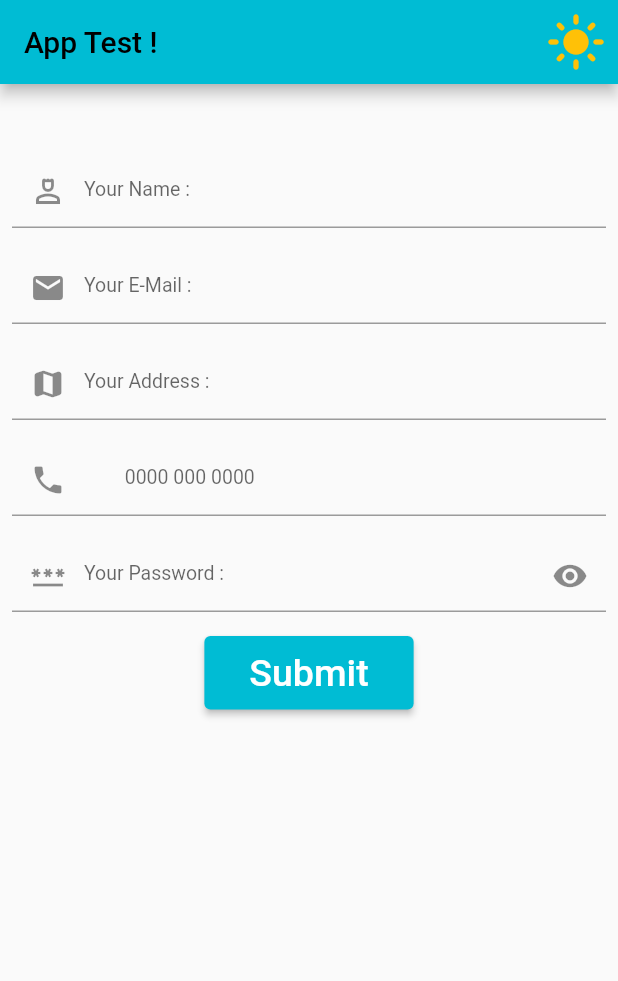
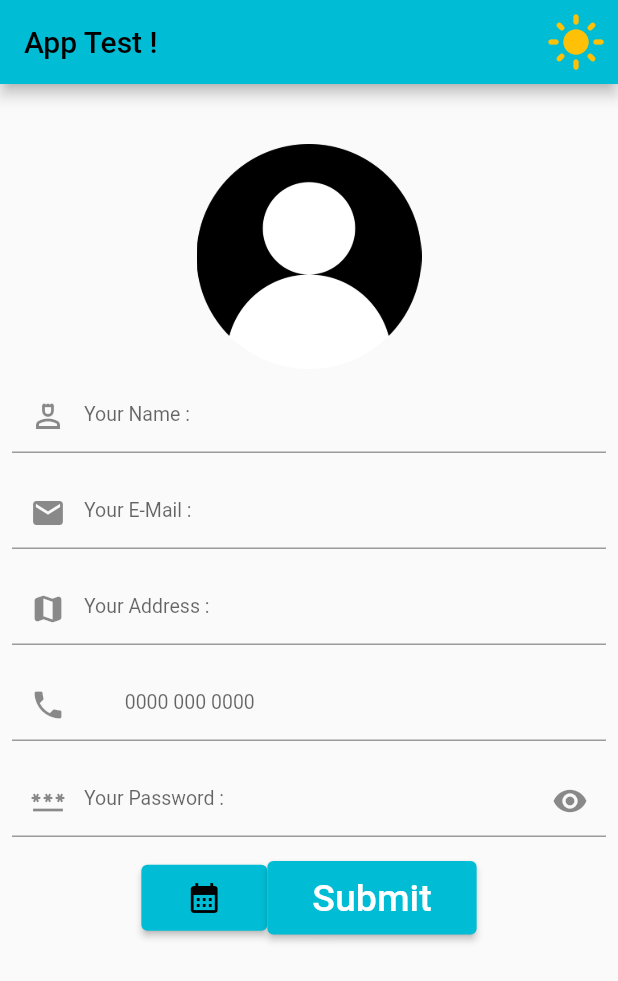
Before and after one commit to abdullah0707/Flutter-Form, a Flutter app: the screen it shows after launch, on a phone screen of 412 x 824 dp. Shown: the top 981 px of the screen. Run offline on Flutter 3.47's test engine with Material 2 defaults, Android fonts, the phone set to English and light mode, and no system bars.

Commit message:
Add Button Form Date

```diff
--- a/lib/main.dart
+++ b/lib/main.dart
@@ -1,3 +1,4 @@
+import 'package:flutter/foundation.dart';
 import 'package:flutter/material.dart';
 
 void main() => runApp(const MyApp());
@@ -27,6 +28,25 @@ class _MyHomePageState extends State<MyHomePage> {
   var textColorBtn = Colors.white;
   var myControllaer = TextEditingController();
   var dataInput = 'name';
+
+  void _datePicker() {
+    showDatePicker(
+      context: context,
+      initialDate: DateTime.now(),
+      firstDate: DateTime(1990),
+      lastDate: DateTime.now(),
+    ).then((value) {
+      if (value != null) {
+        if (kDebugMode) {
+          print(value);
+          print(value);
+        }
+      } else {
+        return;
+      }
+    });
+  }
+
   @override
   Widget build(BuildContext context) => MaterialApp(
         debugShowCheckedModeBanner: false,
@@ -66,6 +86,14 @@ class _MyHomePageState extends State<MyHomePage> {
             child: Column(
               children: [
                 const SizedBox(height: 40),
+                // Image.network(
+                //   'https://cdn-images-1.medium.com/v2/resize:fit:1200/1*5-aoK8IBmXve5whBQM90GA.png',
+                //   height: 150,
+                // ),
+                Image.asset(
+                  'assets/images/icon2.png',
+                  height: 150,
+                ),
                 Container(
                   margin: const EdgeInsets.all(8),
                   child: TextField(
@@ -137,15 +165,32 @@ class _MyHomePageState extends State<MyHomePage> {
                 ),
                 Container(
                     margin: const EdgeInsets.all(8),
-                  child: ElevatedButton(
+                    child: Row(
+                      mainAxisAlignment: MainAxisAlignment.center,
+                      children: [
+                        ElevatedButton(
+                          onPressed: _datePicker,
+                          style: const ButtonStyle(
+                            backgroundColor:
+                                MaterialStatePropertyAll(Colors.cyan),
+                            padding: MaterialStatePropertyAll(
+                              EdgeInsets.symmetric(
+                                  horizontal: 30, vertical: 10),
+                            ),
+                          ),
+                          child: const Icon(Icons.calendar_month),
+                        ),
+                        ElevatedButton(
                           onPressed: () => setState(() {
                             dataInput = myControllaer.text;
                             print(dataInput);
                           }),
                           style: const ButtonStyle(
-                      backgroundColor: MaterialStatePropertyAll(Colors.cyan),
+                            backgroundColor:
+                                MaterialStatePropertyAll(Colors.cyan),
                             padding: MaterialStatePropertyAll(
-                        EdgeInsets.symmetric(horizontal: 30, vertical: 10),
+                              EdgeInsets.symmetric(
+                                  horizontal: 30, vertical: 10),
                             ),
                           ),
                           child: Text(
@@ -153,7 +198,8 @@ class _MyHomePageState extends State<MyHomePage> {
                             style: TextStyle(fontSize: 25, color: textColorBtn),
                           ),
                         ),
-                ),
+                      ],
+                    )),
                 const SizedBox(height: 20),
               ],
             ),
```
Also changed, not shown: pubspec.yaml (+5 -7 lines), assets/images/icon.png (added), assets/images/icon2.png (added). Lines whose indentation alone changed are shown as unchanged.
